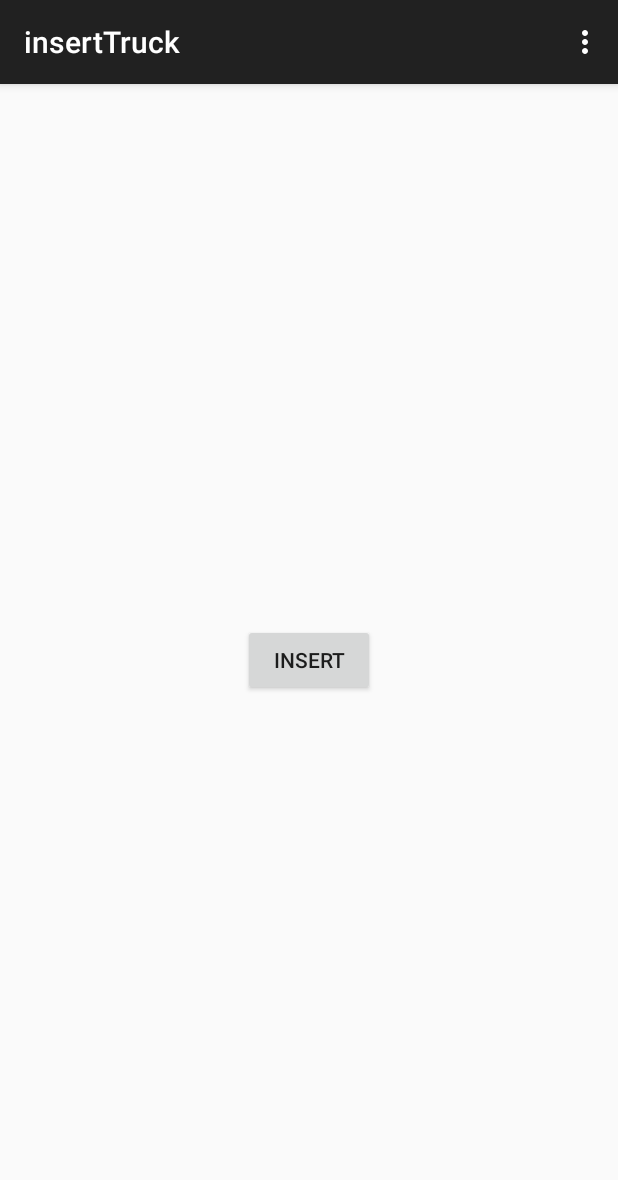
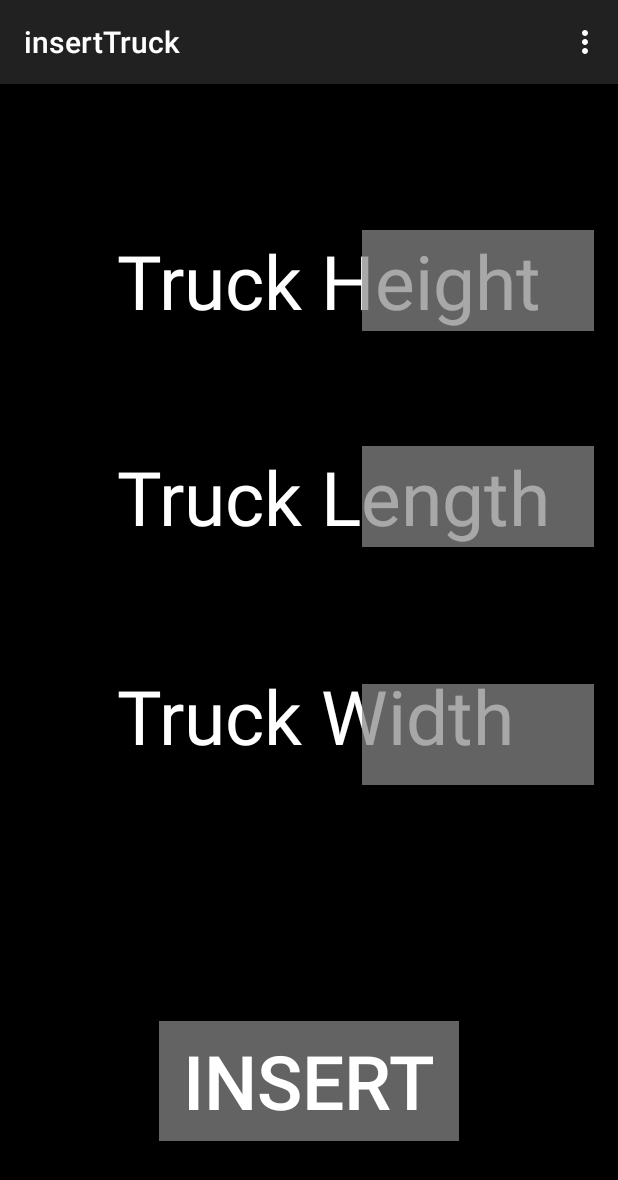
Before and after one commit to emmanuelrs/AnalisisProject, an Android app: the InsertTruck screen opened directly, with no data from a screen before it, on a phone screen of 412 x 824 dp. Shown: the top 1180 px of the screen. Run offline under Robolectric (Android 15) with nearby library versions, the phone set to English and light mode, and no system bars.

```diff
--- a/PackagesApp/app/src/main/java/emmanuelrosales/packagesapp/InsertTruck.java
+++ b/PackagesApp/app/src/main/java/emmanuelrosales/packagesapp/InsertTruck.java
@@ -4,13 +4,19 @@ import android.support.v7.app.ActionBarActivity;
 import android.os.Bundle;
 import android.view.Menu;
 import android.view.MenuItem;
+import android.widget.EditText;
+import emmanuelrosales.packagesapp.Truck;
+import android.view.View;
 
 import java.util.ArrayList;
 
 
 public class InsertTruck extends ActionBarActivity {
 
-    static private ArrayList<Integer> camiones = new ArrayList<Integer>();
+    static private ArrayList<Truck> camiones = new ArrayList<>();
+    static private EditText getLength;
+    static private EditText getHeight;
+    static private EditText getWidth;
 
     @Override
     protected void onCreate(Bundle savedInstanceState) {
@@ -40,14 +46,15 @@ public class InsertTruck extends ActionBarActivity {
         return super.onOptionsItemSelected(item);
     }
 
-    public static void setCamiones() {
-        camiones.add(3);
-        camiones.add(4);
-        camiones.add(5);
+    public void getValues(View view){
+        getHeight =  (EditText)findViewById(R.id.inputTuckHeight);
+        getLength =  (EditText)findViewById(R.id.inputTruckLength);
+        getWidth = (EditText)findViewById(R.id.inputTruckWidth);
+        Truck camion = new Truck(Integer.parseInt(getLength.getText().toString()),Integer.parseInt(getWidth.getText().toString()),Integer.parseInt(getHeight.getText().toString()));
+        camiones.add(camion);
     }
 
-    public static ArrayList<Integer> getCamiones() {
-
+    public static ArrayList<Truck> getCamiones() {
         return camiones;
     }
 }
--- a/PackagesApp/app/src/main/java/emmanuelrosales/packagesapp/viewTrucks.java
+++ b/PackagesApp/app/src/main/java/emmanuelrosales/packagesapp/viewTrucks.java
@@ -38,9 +38,8 @@ public class viewTrucks extends ActionBarActivity {
     }
     public void lista(View view){
         InsertTruck truck = new InsertTruck();
-        truck.setCamiones();
         for(int i = 0; i < truck.getCamiones().size(); i++){
-        System.out.println(truck.getCamiones().get(i));
+        System.out.println(truck.getCamiones().get(i).getVolume());
         }
     }
 }
--- a/PackagesApp/app/src/main/res/layout/activity_insert_truck.xml
+++ b/PackagesApp/app/src/main/res/layout/activity_insert_truck.xml
@@ -4,13 +4,113 @@
     android:paddingRight="@dimen/activity_horizontal_margin"
     android:paddingTop="@dimen/activity_vertical_margin"
     android:paddingBottom="@dimen/activity_vertical_margin"
-    tools:context="emmanuelrosales.packagesapp.InsertTruck">
+    tools:context="emmanuelrosales.packagesapp.InsertTruck"
+    android:background="@android:color/background_dark">
 
     <Button
         android:layout_width="wrap_content"
         android:layout_height="wrap_content"
         android:text="@string/insert"
         android:id="@+id/btnInsertTruck"
-        android:layout_centerVertical="true"
-        android:layout_centerHorizontal="true" />
+        android:width="200dp"
+        android:height="80dp"
+        android:layout_alignParentBottom="true"
+        android:layout_centerHorizontal="true"
+        android:layout_marginBottom="47dp"
+        android:textSize="50dp"
+        android:textColor="#ffffffff"
+        android:background="#ba888888"
+        android:onClick="getValues" />
+
+    <TextView
+        android:layout_width="wrap_content"
+        android:layout_height="wrap_content"
+        android:textAppearance="?android:attr/textAppearanceLarge"
+        android:text="@string/Height"
+        android:id="@+id/txtViewTruckHeight"
+        android:layout_marginTop="81dp"
+        android:textColor="#ffffffff"
+        android:width="300dp"
+        android:height="80dp"
+        android:textSize="50dp"
+        android:layout_alignParentTop="true"
+        android:layout_alignParentLeft="true"
+        android:layout_alignParentStart="true"
+        android:layout_marginLeft="62dp"
+        android:layout_marginStart="62dp" />
+
+    <TextView
+        android:layout_width="wrap_content"
+        android:layout_height="wrap_content"
+        android:text="@string/Length"
+        android:id="@+id/txtViewTruckLength"
+        android:layout_below="@+id/txtViewTruckHeight"
+        android:layout_alignLeft="@+id/txtViewTruckHeight"
+        android:layout_alignStart="@+id/txtViewTruckHeight"
+        android:layout_marginTop="64dp"
+        android:width="300dp"
+        android:height="80dp"
+        android:textSize="50dp"
+        android:textColor="#ffffffff" />
+
+    <TextView
+        android:layout_width="wrap_content"
+        android:layout_height="wrap_content"
+        android:text="@string/Width"
+        android:id="@+id/txtViewTruckWidth"
+        android:layout_below="@+id/txtViewTruckLength"
+        android:layout_alignLeft="@+id/txtViewTruckLength"
+        android:layout_alignStart="@+id/txtViewTruckLength"
+        android:layout_marginTop="66dp"
+        android:textColor="#ffffffff"
+        android:width="300dp"
+        android:height="80dp"
+        android:textSize="50dp" />
+
+    <EditText
+        android:layout_width="wrap_content"
+        android:layout_height="wrap_content"
+        android:inputType="number"
+        android:ems="10"
+        android:id="@+id/inputTuckHeight"
+        android:layout_marginLeft="135dp"
+        android:layout_marginStart="135dp"
+        android:textColor="#ffffffff"
+        android:width="300dp"
+        android:height="80dp"
+        android:textSize="50dp"
+        android:background="#ba888888"
+        android:layout_alignTop="@+id/txtViewTruckHeight"
+        android:layout_alignLeft="@+id/btnInsertTruck"
+        android:layout_alignStart="@+id/btnInsertTruck" />
+
+    <EditText
+        android:layout_width="wrap_content"
+        android:layout_height="wrap_content"
+        android:inputType="number"
+        android:ems="10"
+        android:id="@+id/inputTruckLength"
+        android:textColor="#ffffffff"
+        android:width="300dp"
+        android:height="80dp"
+        android:textSize="50dp"
+        android:background="#ba888888"
+        android:layout_alignTop="@+id/txtViewTruckLength"
+        android:layout_alignLeft="@+id/inputTuckHeight"
+        android:layout_alignStart="@+id/inputTuckHeight" />
+
+    <EditText
+        android:layout_width="wrap_content"
+        android:layout_height="wrap_content"
+        android:inputType="number"
+        android:ems="10"
+        android:id="@+id/inputTruckWidth"
+        android:textColor="#ffffffff"
+        android:width="300dp"
+        android:height="80dp"
+        android:textSize="50dp"
+        android:background="#ba888888"
+        android:layout_alignBottom="@+id/txtViewTruckWidth"
+        android:layout_alignLeft="@+id/inputTruckLength"
+        android:layout_alignStart="@+id/inputTruckLength" />
 </RelativeLayout>
--- a/PackagesApp/app/src/main/res/layout/activity_view_trucks.xml
+++ b/PackagesApp/app/src/main/res/layout/activity_view_trucks.xml
@@ -9,7 +9,7 @@
     <Button
         android:layout_width="wrap_content"
         android:layout_height="wrap_content"
-        android:text="@string/viweTruck"
+        android:text="hh"
         android:id="@+id/btnViewTruck"
         android:layout_centerVertical="true"
         android:layout_centerHorizontal="true"
--- a/PackagesApp/app/src/main/res/values/strings.xml
+++ b/PackagesApp/app/src/main/res/values/strings.xml
@@ -12,6 +12,8 @@
     <string name="title_activity_trucks">Trucks</string>
     <string name="title_activity_insert_truck">insertTruck</string>
     <string name="title_activity_view_trucks">viewTrucks</string>
-    <string name="viweTruck">Ver Caminiones</string>
+    <string name="Height">Truck Height</string>
+    <string name="Length">Truck Length</string>
+    <string name="Width">Truck Width</string>
 
 </resources>
```
Also changed, not shown: PackagesApp/app/src/main/java/emmanuelrosales/packagesapp/Truck.java (added, +66 -0 lines).
